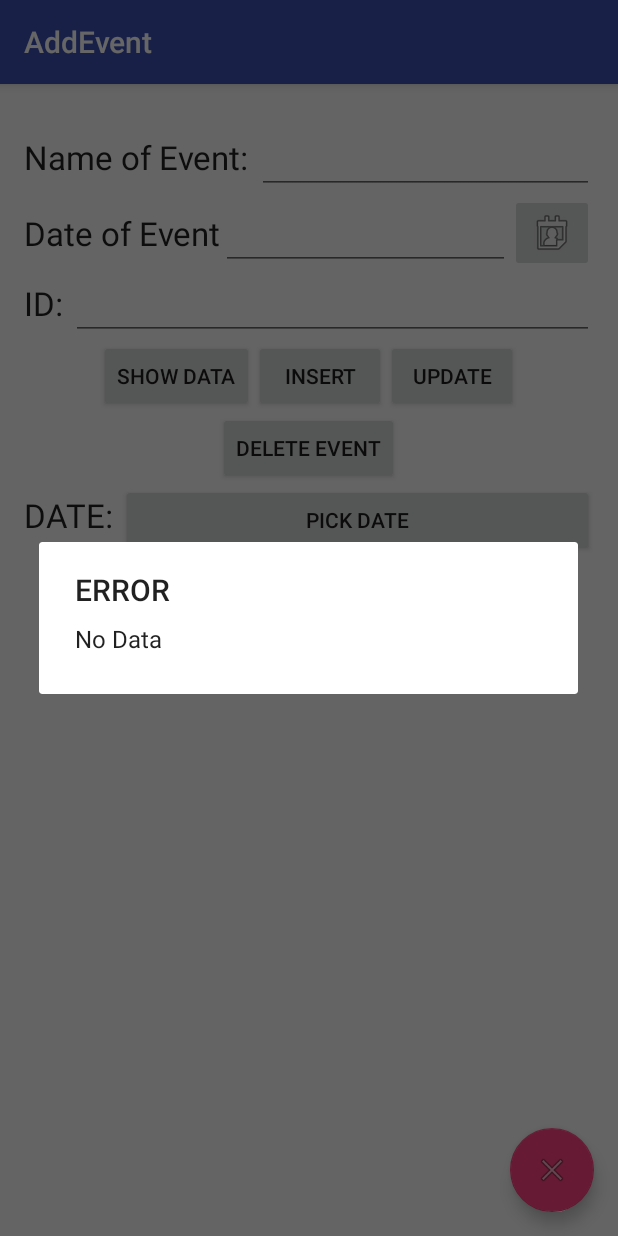
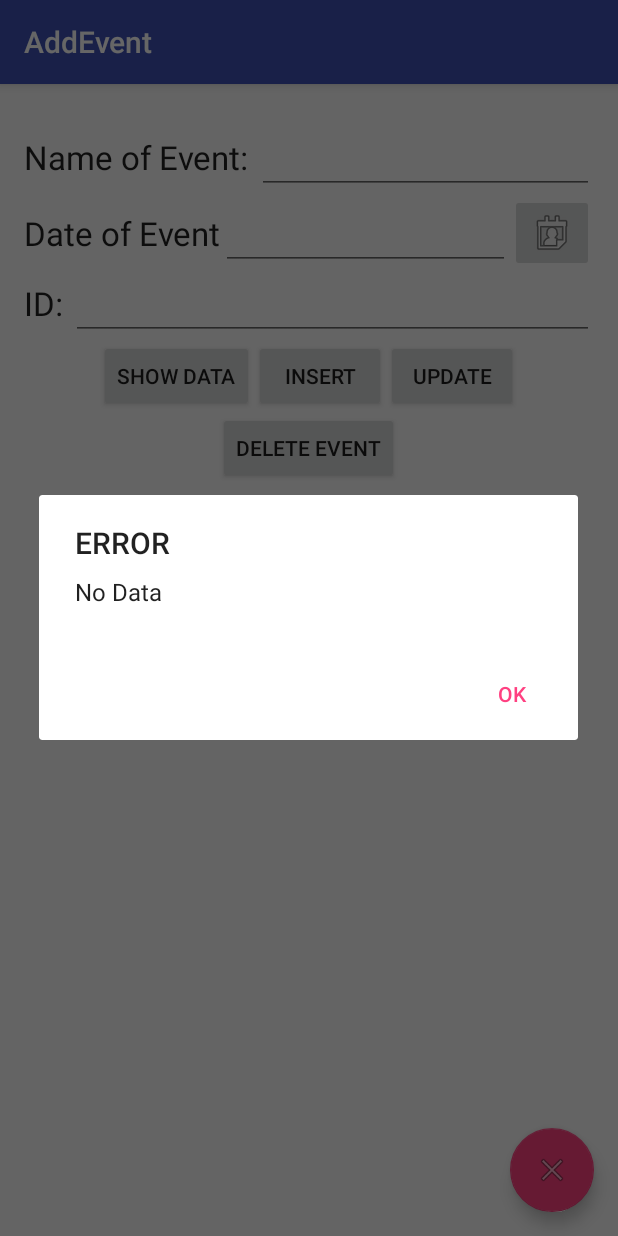
Before and after one commit to sdillon1/MyPlannerPal, an Android app: the AddEvent screen opened directly, with no data from a screen before it, after a tap on "SHOW DATA", on a phone screen of 412 x 824 dp. Run offline under Robolectric (Android 15) with nearby library versions, the phone set to English and light mode, and no system bars.

Commit message:
Add confirm delete dialog

```diff
--- a/app/src/main/java/sean21eric/myplannerpal/AddEvent.java
+++ b/app/src/main/java/sean21eric/myplannerpal/AddEvent.java
@@ -2,6 +2,7 @@ package sean21eric.myplannerpal;
 
 import android.app.AlertDialog;
 import android.app.DatePickerDialog;
+import android.content.DialogInterface;
 import android.database.Cursor;
 import android.os.Bundle;
 import android.support.design.widget.FloatingActionButton;
@@ -55,7 +56,6 @@ public class AddEvent extends AppCompatActivity implements DatePickerDialog.OnDa
         btnShowData = (Button)findViewById(R.id.BTNShowData);
         btnUpdate = (Button)findViewById(R.id.BTNUpdate);
         btnDelete = (Button)findViewById(R.id.BTNDelete);
-        btnDate = (Button)findViewById(R.id.BTNDate);
         imageButtonDate = (ImageButton)findViewById(R.id.IMAGEBUTTON_Date);
         nameEditText = (EditText)findViewById(R.id.EDITTEXT_NAME);
         idEditText = (EditText)findViewById(R.id.EditText_ID);
@@ -67,13 +67,12 @@ public class AddEvent extends AppCompatActivity implements DatePickerDialog.OnDa
 
 
 
+
         FloatingActionButton fab = (FloatingActionButton) findViewById(R.id.fab);
         fab.setOnClickListener(new View.OnClickListener() {
             @Override
             public void onClick(View view) {
-                Snackbar.make(view, "All rows deleted", Snackbar.LENGTH_LONG).setAction("Action", null).show();
-
-                myHelper.deleteAllRows();
+                areYouSure();
             }
         });
 
@@ -167,13 +166,6 @@ public class AddEvent extends AppCompatActivity implements DatePickerDialog.OnDa
             }
         });
 
-        btnDate.setOnClickListener(new View.OnClickListener() {
-            @Override
-            public void onClick(View v) {
-                showDatePickerDialog(linearLayout1);
-            }
-        });
-
         editTextDate.setOnClickListener(new View.OnClickListener() {
             @Override
             public void onClick(View v) {
@@ -191,10 +183,16 @@ public class AddEvent extends AppCompatActivity implements DatePickerDialog.OnDa
     }//close addOnclickListener()
 
     public void showAlertDialog(String title, String message){
-        AlertDialog.Builder builder = new AlertDialog.Builder(this);
+        final AlertDialog.Builder builder = new AlertDialog.Builder(this);
         builder.setCancelable(true);
         builder.setTitle(title);
         builder.setMessage(message);
+        builder.setPositiveButton("OK", new DialogInterface.OnClickListener() {
+            @Override
+            public void onClick(DialogInterface dialog, int which) {
+                //do nothing extra but the dialog goes away
+            }
+        });
         builder.show();
     }
 
@@ -245,6 +243,31 @@ public class AddEvent extends AppCompatActivity implements DatePickerDialog.OnDa
 
     }
 
+    public void areYouSure(){
+        //display a dialog box to ask if you are sure you want to delete
+
+        AlertDialog.Builder builder = new AlertDialog.Builder(AddEvent.this);
+        builder.setMessage("Are you sure?").setPositiveButton("Yes", new DialogInterface.OnClickListener() {
+            @Override
+            public void onClick(DialogInterface dialog, int which) {
+                //yes was checked so call delete
+
+                Snackbar.make(linearLayout1, "All rows deleted", Snackbar.LENGTH_LONG).setAction("Action", null).show();
+
+                myHelper.deleteAllRows();
+            }
+        });
+
+        builder.setNegativeButton("No", new DialogInterface.OnClickListener() {
+            @Override
+            public void onClick(DialogInterface dialog, int which) {
+                //no was clicked so dont delete
+                Snackbar.make(linearLayout1, "Nothing was deleted", Snackbar.LENGTH_LONG).setAction("Action", null).show();
+            }
+        });
+        builder.show();
+    }
+
 
 
 
--- a/app/src/main/java/sean21eric/myplannerpal/DatePickerFragment.java
+++ b/app/src/main/java/sean21eric/myplannerpal/DatePickerFragment.java
@@ -16,11 +16,7 @@ import java.util.Calendar;
  */
 
 public class DatePickerFragment extends DialogFragment
-         {
-
-
-
-
+{
 
     @Override
     public Dialog onCreateDialog(Bundle savedInstanceState) {
--- a/app/src/main/res/layout/content_add_event.xml
+++ b/app/src/main/res/layout/content_add_event.xml
@@ -145,27 +145,6 @@
             </LinearLayout>
 
             <LinearLayout
-                android:orientation="horizontal"
-                android:layout_width="match_parent"
-                android:layout_height="wrap_content">
-
-                <TextView
-                    android:layout_width="wrap_content"
-                    android:layout_height="wrap_content"
-                    android:textAppearance="?android:attr/textAppearanceLarge"
-                    android:text="DATE: "
-                    android:id="@+id/textView2"/>
-
-                <Button
-                    android:layout_width="wrap_content"
-                    android:layout_height="wrap_content"
-                    android:text="Pick Date"
-                    android:id="@+id/BTNDate"
-                    android:layout_weight="1"/>
-
-            </LinearLayout>
-
-            <LinearLayout
                 android:orientation="vertical"
                 android:layout_width="match_parent"
                 android:layout_height="match_parent"
```
